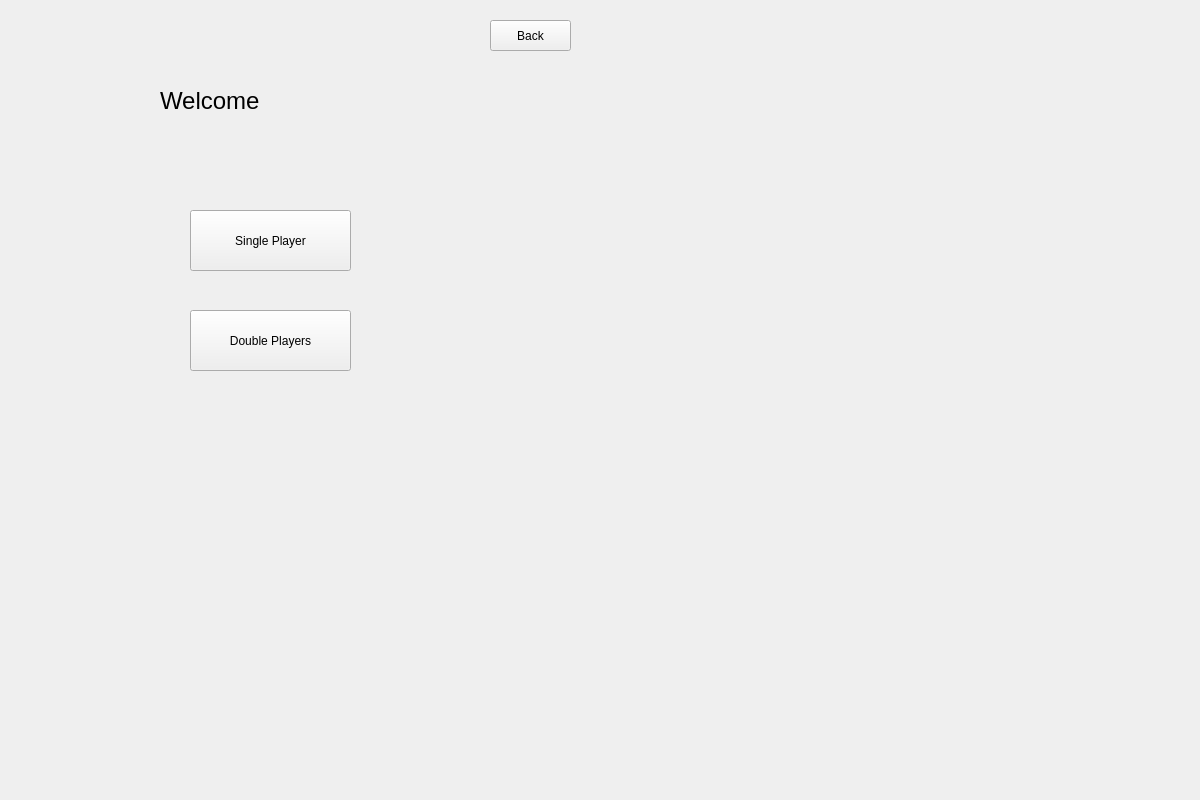
The window that Tank_Trouble_IV/welcomewidget.ui (raitocc/run) describes before a commit, drawn with Qt 5.
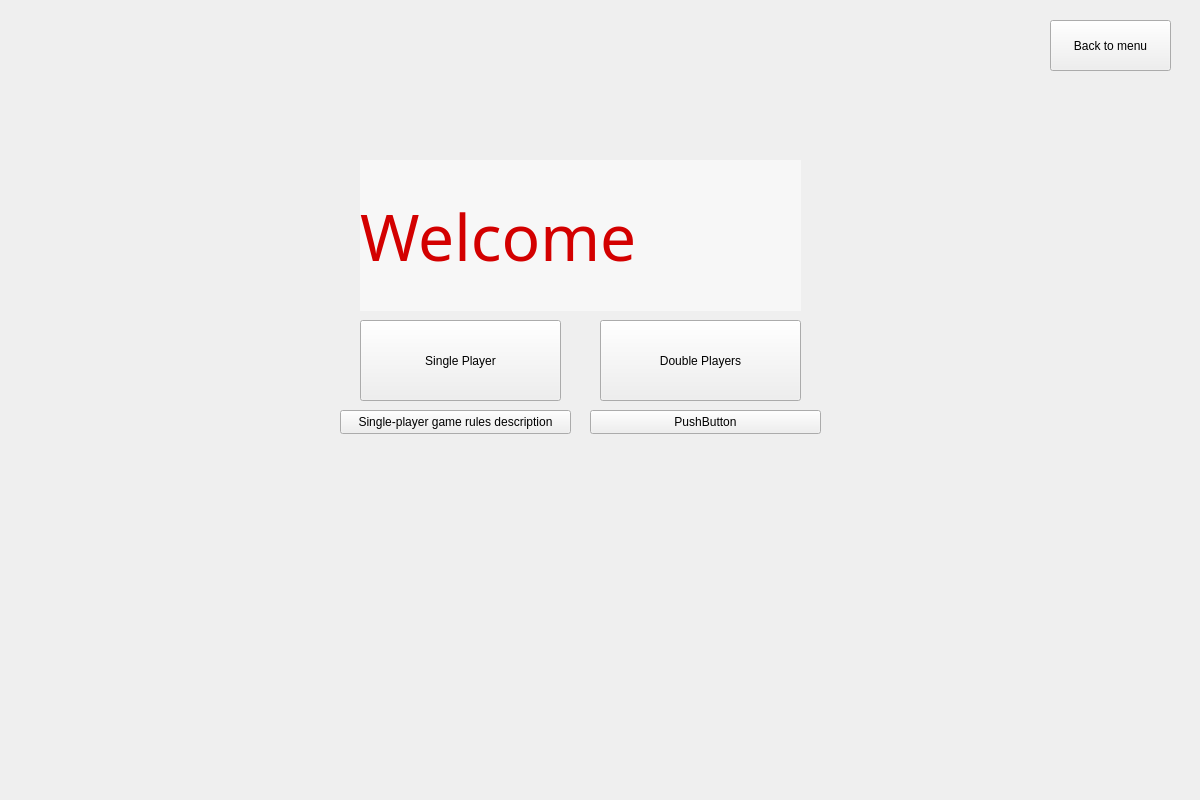
The same window after the commit.

Commit message: 美化界面

What changed in the file:
```diff
--- a/Tank_Trouble_IV/welcomewidget.ui
+++ b/Tank_Trouble_IV/welcomewidget.ui
@@ -16,12 +16,15 @@
   <widget class="QPushButton" name="btnSingle">
    <property name="geometry">
     <rect>
-     <x>190</x>
-     <y>210</y>
-     <width>161</width>
-     <height>61</height>
+     <x>360</x>
+     <y>320</y>
+     <width>201</width>
+     <height>81</height>
     </rect>
    </property>
+   <property name="styleSheet">
+    <string notr="true">font: 20pt &quot;Comic Sans MS&quot;;</string>
+   </property>
    <property name="text">
     <string>Single Player</string>
    </property>
@@ -29,12 +32,15 @@
   <widget class="QPushButton" name="btnDouble">
    <property name="geometry">
     <rect>
-     <x>190</x>
-     <y>310</y>
-     <width>161</width>
-     <height>61</height>
+     <x>600</x>
+     <y>320</y>
+     <width>201</width>
+     <height>81</height>
     </rect>
    </property>
+   <property name="styleSheet">
+    <string notr="true">font: 20pt &quot;Comic Sans MS&quot;;</string>
+   </property>
    <property name="text">
     <string>Double Players</string>
    </property>
@@ -42,34 +48,71 @@
   <widget class="QPushButton" name="btnBack">
    <property name="geometry">
     <rect>
-     <x>490</x>
+     <x>1050</x>
      <y>20</y>
-     <width>81</width>
-     <height>31</height>
+     <width>121</width>
+     <height>51</height>
     </rect>
    </property>
+   <property name="styleSheet">
+    <string notr="true">font: 12pt &quot;Comic Sans MS&quot;;</string>
+   </property>
    <property name="text">
-    <string>Back</string>
+    <string>Back to menu</string>
    </property>
   </widget>
   <widget class="QLabel" name="label">
    <property name="geometry">
     <rect>
-     <x>160</x>
-     <y>70</y>
-     <width>251</width>
-     <height>61</height>
+     <x>360</x>
+     <y>160</y>
+     <width>441</width>
+     <height>151</height>
     </rect>
    </property>
    <property name="font">
     <font>
-     <pointsize>18</pointsize>
+     <family>华文琥珀</family>
+     <pointsize>48</pointsize>
+     <italic>false</italic>
+     <bold>false</bold>
     </font>
    </property>
+   <property name="styleSheet">
+    <string notr="true">font: 48pt &quot;华文琥珀&quot;;
+background-color: rgba(255, 255, 255, 127);
+color: rgb(211, 0, 0);</string>
+   </property>
    <property name="text">
     <string>Welcome</string>
    </property>
   </widget>
+  <widget class="QPushButton" name="pushButton">
+   <property name="geometry">
+    <rect>
+     <x>340</x>
+     <y>410</y>
+     <width>231</width>
+     <height>24</height>
+    </rect>
+   </property>
+   <property name="text">
+    <string>Single-player game rules description</string>
+   </property>
+  </widget>
+  <widget class="QPushButton" name="pushButton_2">
+   <property name="geometry">
+    <rect>
+     <x>590</x>
+     <y>410</y>
+     <width>231</width>
+     <height>24</height>
+    </rect>
+   </property>
+   <property name="text">
+    <string>PushButton</string>
+   </property>
+  </widget>
  </widget>
  <resources/>
  <connections/>
```
The commit also changes 4 other files.
